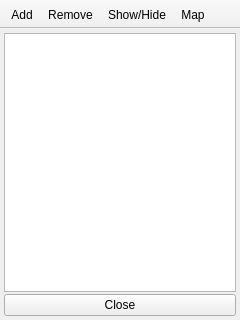
First picture: the form in traywidget.ui, repository FrankMamuda/iconboard, before the edit.
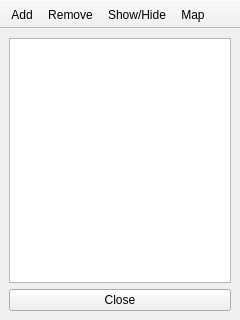
Second picture: the form after the edit. Icons and pictures are not drawn.

What changed in the file:
```diff
--- a/traywidget.ui
+++ b/traywidget.ui
@@ -19,21 +19,6 @@
   </property>
   <widget class="QWidget" name="centralwidget">
    <layout class="QGridLayout" name="gridLayout">
-    <property name="leftMargin">
-     <number>4</number>
-    </property>
-    <property name="topMargin">
-     <number>4</number>
-    </property>
-    <property name="rightMargin">
-     <number>4</number>
-    </property>
-    <property name="bottomMargin">
-     <number>4</number>
-    </property>
-    <property name="spacing">
-     <number>2</number>
-    </property>
     <item row="0" column="0" colspan="2">
      <widget class="QListView" name="widgetList"/>
     </item>
```
